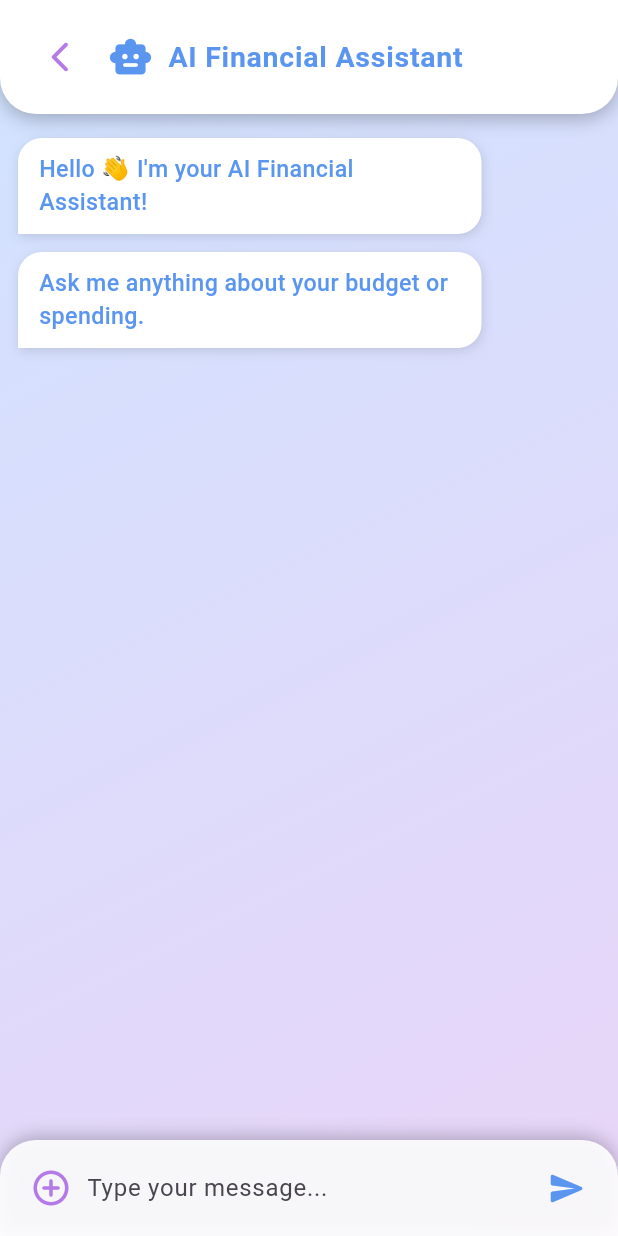
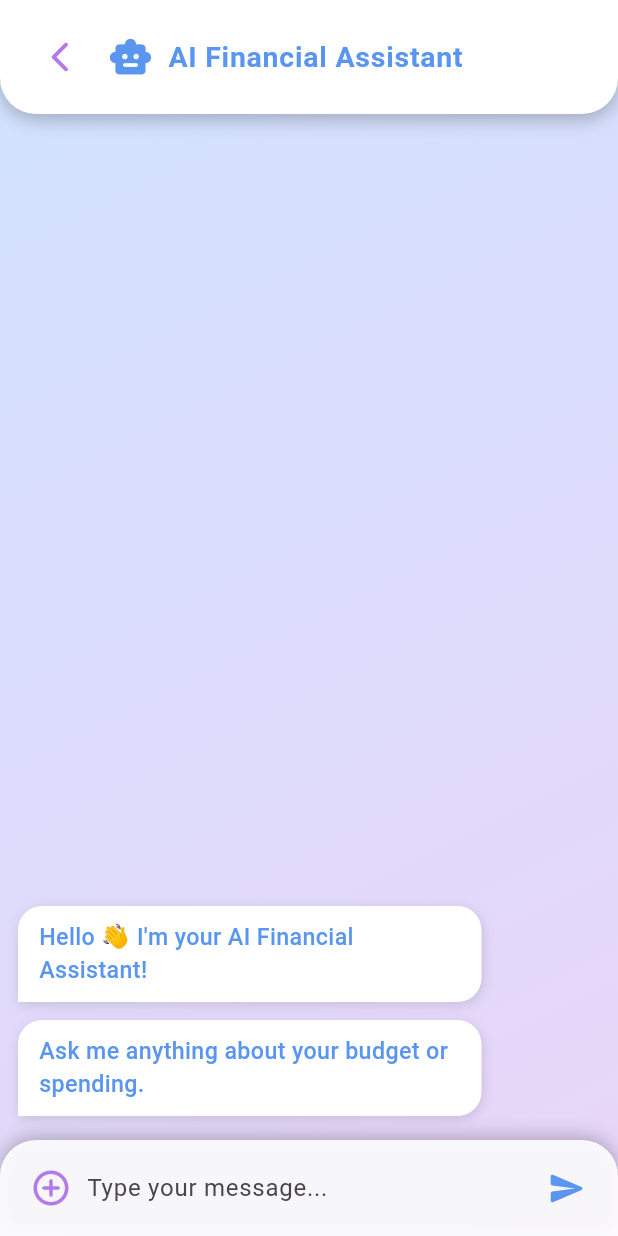
Before and after one commit to Sejal055/dbms_proj, a Flutter app: the AiChatPage screen opened directly, after a tap on the "send" icon, on a phone screen of 412 x 824 dp. Run offline on Flutter 3.47's test engine with Material 3 defaults, Android fonts, the light colour scheme and no system bars; our stand-ins replace awesome_notifications, cloud_firestore, firebase_auth, firebase_core, fl_chart, flutter_contacts and 6 more; accounts and stored records are empty.

Commit message:
Integrate Gemini AI into ChatPage

```diff
--- a/lib/ai chat bot/ai_chat_page.dart
+++ b/lib/ai chat bot/ai_chat_page.dart
@@ -1,11 +1,20 @@
+import 'dart:convert';
 import 'package:flutter/material.dart';
-import '../home_page.dart'; // ✅ for navigation back
+import 'package:http/http.dart' as http;
+import '../home_page.dart';
 
 // --- COLORS ---
 const Color primaryColor = Color(0xFFD0E3FF);
 const Color secondaryColor = Color(0xFFE9D5F8);
 const Color incomeColor = Color(0xFF5A96F0);
 const Color expenseColor = Color(0xFFB47BE8);
+
+// --- GEMINI API CONFIG (Securely loaded via Dart Define) ---
+// The key is retrieved from the '--dart-define=GEMINI_API_KEY="..."' argument
+const String geminiApiKey = String.fromEnvironment('GEMINI_API_KEY');
+const String geminiModel = "gemini-2.5-flash"; // Fast and capable model for chat
+// The key is integrated directly into the URL query parameters
+const String geminiUrl = "https://generativelanguage.googleapis.com/v1beta/models/$geminiModel:generateContent?key=$geminiApiKey";
 
 class AiChatPage extends StatefulWidget {
   const AiChatPage({super.key});
@@ -16,26 +25,97 @@ class AiChatPage extends StatefulWidget {
 
 class _AiChatPageState extends State<AiChatPage> {
   final TextEditingController _controller = TextEditingController();
+  // We will store the conversation history to maintain context
   final List<Map<String, String>> _messages = [
-    {"sender": "ai", "text": "Hello 👋 I'm your AI Financial Assistant!"},
-    {"sender": "ai", "text": "Ask me anything about your budget or spending."},
+    {"role": "ai", "text": "Hello 👋 I'm your AI Financial Assistant!"},
+    {"role": "ai", "text": "Ask me anything about your budget or spending."},
   ];
 
-  void _sendMessage() {
+  bool _isTyping = false;
+
+  // --- SEND MESSAGE + AI RESPONSE ---
+  Future<void> _sendMessage() async {
     final text = _controller.text.trim();
     if (text.isEmpty) return;
 
+    // Security Check: Ensure the API key was loaded from the environment
+    if (geminiApiKey.isEmpty) {
+      setState(() {
+        _messages.add({"role": "ai", "text": "⚠️ Error: The API key is missing. Please run the app using the 'Secure Gemini Chat App' configuration in VS Code, or use the '--dart-define' flag."});
+      });
+      return;
+    }
+
     setState(() {
-      _messages.add({"sender": "user", "text": text});
+      _messages.add({"role": "user", "text": text});
       _controller.clear();
+      _isTyping = true;
     });
 
-    // Simulated AI reply
-    Future.delayed(const Duration(seconds: 1), () {
-      setState(() {
-        _messages.add({"sender": "ai", "text": "Got it! Let me think... 🤔"});
-      });
+    final aiResponse = await _getAiResponse();
+
+    setState(() {
+      _messages.add({"role": "ai", "text": aiResponse});
+      _isTyping = false;
     });
+  }
+
+  // --- CALL GEMINI API ---
+  Future<String> _getAiResponse() async {
+    // 1. CONSTRUCT THE CONVERSATION HISTORY FOR GEMINI
+    List<Map<String, dynamic>> contents = [];
+
+    // System instruction (acts as the bot's persona)
+    contents.add({
+      "role": "user",
+      "parts": [
+        {
+          "text":
+              "You are a friendly financial assistant. Give concise and useful advice about budgeting, spending, and saving. Your responses should be helpful and encouraging."
+        }
+      ]
+    });
+    // The model's required response after the system instruction
+    contents.add({"role": "model", "parts": [{"text": "Understood. I'm ready to help with your finances!"}]});
+
+    // Convert application-specific messages into Gemini-compatible format
+    // This maintains the multi-turn chat history
+    for (var msg in _messages) {
+      if (msg['role'] != null) {
+        contents.add({
+          "role": msg["role"] == "user" ? "user" : "model",
+          "parts": [
+            {"text": msg["text"]},
+          ],
+        });
+      }
+    }
+
+    try {
+      final response = await http.post(
+        Uri.parse(geminiUrl), // Uses the URL with the securely loaded API key
+        headers: {
+          "Content-Type": "application/json",
+        },
+        body: jsonEncode({
+          "contents": contents, // Send the full conversation context
+        }),
+      );
+
+      if (response.statusCode == 200) {
+        final data = jsonDecode(response.body);
+
+        // Safely extract the text response from the nested JSON structure
+        String responseText = data['candidates'][0]['content']['parts'][0]['text'] ?? "AI response was empty.";
+        return responseText;
+
+      } else {
+        // Return a detailed error message for troubleshooting
+        return "⚠️ Sorry, I couldn’t connect to the Gemini service. Status: ${response.statusCode}. Check API key restrictions and quota in Google AI Studio.";
+      }
+    } catch (e) {
+      return "❌ Network or Parsing Error: $e";
+    }
   }
 
   @override
@@ -105,12 +185,34 @@ class _AiChatPageState extends State<AiChatPage> {
               // --- CHAT AREA ---
               Expanded(
                 child: ListView.builder(
+                  // Scroll to the latest message whenever a new message is added
+                  reverse: true,
                   padding:
                       const EdgeInsets.symmetric(horizontal: 12, vertical: 10),
-                  itemCount: _messages.length,
+                  itemCount: _messages.length + (_isTyping ? 1 : 0),
                   itemBuilder: (context, index) {
-                    final msg = _messages[index];
-                    final isUser = msg["sender"] == "user";
+                    final messageIndex = _messages.length - 1 - index;
+
+                    if (_isTyping && index == 0) { // Show "typing" indicator at the bottom
+                      return const Align(
+                        alignment: Alignment.centerLeft,
+                        child: Padding(
+                          padding: EdgeInsets.symmetric(vertical: 8.0),
+                          child: Text(
+                            "AI is typing...",
+                            style: TextStyle(
+                              color: Colors.grey,
+                              fontStyle: FontStyle.italic,
+                            ),
+                          ),
+                        ),
+                      );
+                    }
+
+                    if (messageIndex < 0) return const SizedBox.shrink();
+
+                    final msg = _messages[messageIndex];
+                    final isUser = msg["role"] == "user";
 
                     return Align(
                       alignment:
@@ -131,10 +233,10 @@ class _AiChatPageState extends State<AiChatPage> {
                             bottomRight: Radius.circular(isUser ? 0 : 16),
                           ),
                           boxShadow: [
-                            BoxShadow(
+                            const BoxShadow(
                               color: Colors.black12,
                               blurRadius: 6,
-                              offset: const Offset(1, 2),
+                              offset: Offset(1, 2),
                             ),
                           ],
                         ),
@@ -157,9 +259,9 @@ class _AiChatPageState extends State<AiChatPage> {
               Container(
                 padding:
                     const EdgeInsets.symmetric(horizontal: 10, vertical: 8),
-                decoration: BoxDecoration(
+                decoration: const BoxDecoration(
                   color: Color.fromARGB(230, 255, 255, 255),
-                  borderRadius: const BorderRadius.only(
+                  borderRadius: BorderRadius.only(
                     topLeft: Radius.circular(24),
                     topRight: Radius.circular(24),
                   ),
@@ -167,7 +269,7 @@ class _AiChatPageState extends State<AiChatPage> {
                     BoxShadow(
                       color: Colors.black26,
                       blurRadius: 10,
-                      offset: const Offset(0, -2),
+                      offset: Offset(0, -2),
                     ),
                   ],
                 ),
@@ -177,7 +279,7 @@ class _AiChatPageState extends State<AiChatPage> {
                       icon: const Icon(Icons.add_circle_outline_rounded,
                           color: expenseColor, size: 28),
                       onPressed: () {
-                        // TODO: Add image/file picker later
+                        // TODO: Add image/file picker later (multimodality)
                       },
                     ),
                     Expanded(
--- a/pubspec.yaml
+++ b/pubspec.yaml
@@ -15,7 +15,7 @@ dependencies:
   cloud_firestore: ^5.6.12
   cupertino_icons: ^1.0.8
   url_launcher: ^6.1.10
-  http: ^1.2.1
+  http: ^1.5.0
   xml: ^6.6.1   # use the latest version you prefer
   image_picker: ^1.2.0
   intl: ^0.20.2
@@ -31,6 +31,7 @@ dependencies:
   flutter_native_timezone: ^2.0.0
   awesome_notifications: ^0.10.1
 
+
 dev_dependencies:
   flutter_test:
     sdk: flutter
```
Also changed, not shown: lib/home_page.dart (line endings or trailing spaces).
